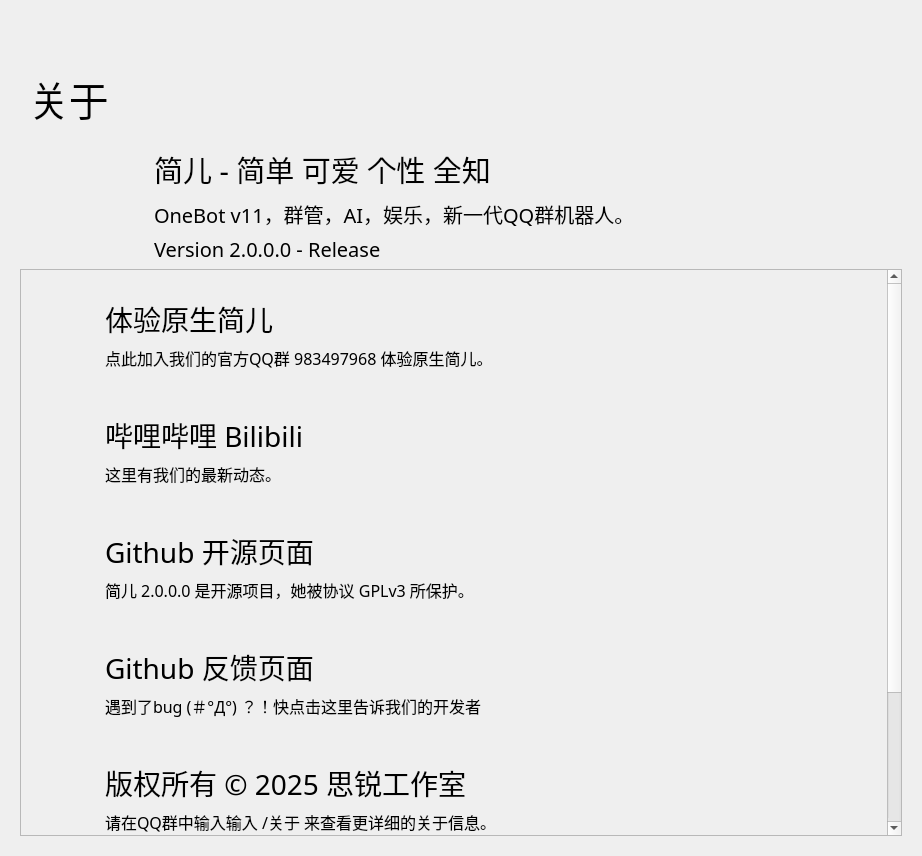
ValkyrieEY/Xiaoyi_QQ, file UI/JianerSetupAbout.ui: the form before one commit.
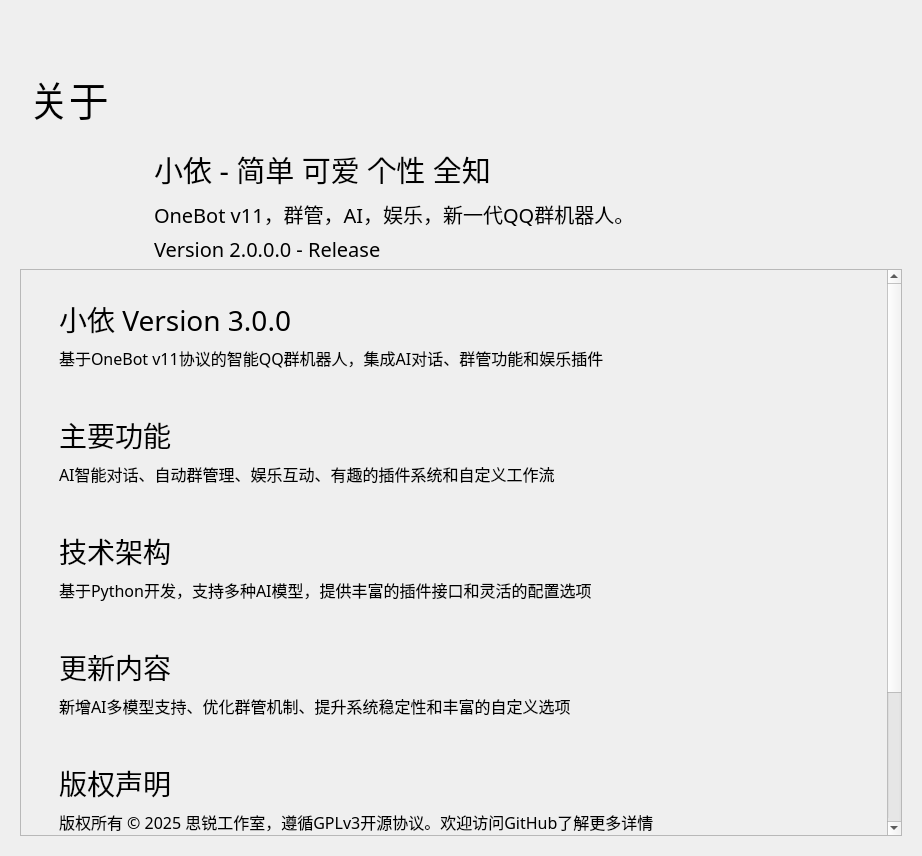
The form after the commit. Icons and pictures are not drawn. Custom widgets are drawn as their Qt base class.

What changed in the file:
```diff
--- a/UI/JianerSetupAbout.ui
+++ b/UI/JianerSetupAbout.ui
@@ -124,7 +124,7 @@
               </font>
              </property>
              <property name="text">
-              <string>简儿 - 简单 可爱 个性 全知</string>
+              <string>小依 - 简单 可爱 个性 全知</string>
              </property>
             </widget>
            </item>
@@ -234,42 +234,7 @@
                   </property>
                   <property name="sizeHint" stdset="0">
                    <size>
-                    <width>10</width>
-                    <height>20</height>
-                   </size>
-                  </property>
-                 </spacer>
-                </item>
-                <item>
-                 <widget class="IconWidget" name="IconWidget_2">
-                  <property name="enabled">
-                   <bool>true</bool>
-                  </property>
-                  <property name="minimumSize">
-                   <size>
-                    <width>40</width>
-                    <height>40</height>
-                   </size>
-                  </property>
-                  <property name="maximumSize">
-                   <size>
-                    <width>40</width>
-                    <height>40</height>
-                   </size>
-                  </property>
-                 </widget>
-                </item>
-                <item>
-                 <spacer name="horizontalSpacer_6">
-                  <property name="orientation">
-                   <enum>Qt::Horizontal</enum>
-                  </property>
-                  <property name="sizeType">
-                   <enum>QSizePolicy::Fixed</enum>
-                  </property>
-                  <property name="sizeHint" stdset="0">
-                   <size>
-                    <width>10</width>
+                    <width>20</width>
                     <height>20</height>
                    </size>
                   </property>
@@ -309,7 +274,7 @@
                      </font>
                     </property>
                     <property name="text">
-                     <string>哔哩哔哩 Bilibili</string>
+                     <string>主要功能</string>
                     </property>
                    </widget>
                   </item>
@@ -323,7 +288,7 @@
                      </font>
                     </property>
                     <property name="text">
-                     <string>这里有我们的最新动态。</string>
+                     <string>AI智能对话、自动群管理、娱乐互动、有趣的插件系统和自定义工作流</string>
                     </property>
                     <property name="textFormat">
                      <enum>Qt::AutoText</enum>
@@ -354,6 +319,22 @@
                   </item>
                  </layout>
                 </item>
+                <item>
+                 <spacer name="horizontalSpacer_6">
+                  <property name="orientation">
+                   <enum>Qt::Horizontal</enum>
+                  </property>
+                  <property name="sizeType">
+                   <enum>QSizePolicy::Fixed</enum>
+                  </property>
+                  <property name="sizeHint" stdset="0">
+                   <size>
+                    <width>20</width>
+                    <height>20</height>
+                   </size>
+                  </property>
+                 </spacer>
+                </item>
                </layout>
               </widget>
              </item>
@@ -376,42 +357,7 @@
                   </property>
                   <property name="sizeHint" stdset="0">
                    <size>
-                    <width>10</width>
-                    <height>20</height>
-                   </size>
-                  </property>
-                 </spacer>
-                </item>
-                <item>
-                 <widget class="IconWidget" name="IconWidget_4">
-                  <property name="enabled">
-                   <bool>true</bool>
-                  </property>
-                  <property name="minimumSize">
-                   <size>
-                    <width>40</width>
-                    <height>40</height>
-                   </size>
-                  </property>
-                  <property name="maximumSize">
-                   <size>
-                    <width>40</width>
-                    <height>40</height>
-                   </size>
-                  </property>
-                 </widget>
-                </item>
-                <item>
-                 <spacer name="horizontalSpacer_10">
-                  <property name="orientation">
-                   <enum>Qt::Horizontal</enum>
-                  </property>
-                  <property name="sizeType">
-                   <enum>QSizePolicy::Fixed</enum>
-                  </property>
-                  <property name="sizeHint" stdset="0">
-                   <size>
-                    <width>10</width>
+                    <width>20</width>
                     <height>20</height>
                    </size>
                   </property>
@@ -451,7 +397,7 @@
                      </font>
                     </property>
                     <property name="text">
-                     <string>Github 反馈页面</string>
+                     <string>更新内容</string>
                     </property>
                    </widget>
                   </item>
@@ -465,7 +411,7 @@
                      </font>
                     </property>
                     <property name="text">
-                     <string>遇到了bug (＃°Д°) ？！快点击这里告诉我们的开发者</string>
+                     <string>新增AI多模型支持、优化群管机制、提升系统稳定性和丰富的自定义选项</string>
                     </property>
                     <property name="textFormat">
                      <enum>Qt::AutoText</enum>
@@ -496,6 +442,22 @@
                   </item>
                  </layout>
                 </item>
+                <item>
+                 <spacer name="horizontalSpacer_10">
+                  <property name="orientation">
+                   <enum>Qt::Horizontal</enum>
+                  </property>
+                  <property name="sizeType">
+                   <enum>QSizePolicy::Fixed</enum>
+                  </property>
+                  <property name="sizeHint" stdset="0">
+                   <size>
+                    <width>20</width>
+                    <height>20</height>
+                   </size>
+                  </property>
+                 </spacer>
+                </item>
                </layout>
               </widget>
              </item>
@@ -518,42 +480,7 @@
                   </property>
                   <property name="sizeHint" stdset="0">
                    <size>
-                    <width>10</width>
-                    <height>20</height>
-                   </size>
-                  </property>
-                 </spacer>
-                </item>
-                <item>
-                 <widget class="IconWidget" name="IconWidget">
-                  <property name="enabled">
-                   <bool>true</bool>
-                  </property>
-                  <property name="minimumSize">
-                   <size>
-                    <width>40</width>
-                    <height>40</height>
-                   </size>
-                  </property>
-                  <property name="maximumSize">
-                   <size>
-                    <width>40</width>
-                    <height>40</height>
-                   </size>
-                  </property>
-                 </widget>
-                </item>
-                <item>
-                 <spacer name="horizontalSpacer_3">
-                  <property name="orientation">
-                   <enum>Qt::Horizontal</enum>
-                  </property>
-                  <property name="sizeType">
-                   <enum>QSizePolicy::Fixed</enum>
-                  </property>
-                  <property name="sizeHint" stdset="0">
-                   <size>
-                    <width>10</width>
+                    <width>20</width>
                     <height>20</height>
                    </size>
                   </property>
@@ -593,7 +520,7 @@
                      </font>
                     </property>
                     <property name="text">
-                     <string>体验原生简儿</string>
+                     <string>小依 Version 3.0.0</string>
                     </property>
                    </widget>
                   </item>
@@ -607,7 +534,7 @@
                      </font>
                     </property>
                     <property name="text">
-                     <string>点此加入我们的官方QQ群 983497968 体验原生简儿。</string>
+                     <string>基于OneBot v11协议的智能QQ群机器人，集成AI对话、群管功能和娱乐插件</string>
                     </property>
                     <property name="textFormat">
                      <enum>Qt::AutoText</enum>
@@ -638,6 +565,22 @@
                   </item>
                  </layout>
                 </item>
+                <item>
+                 <spacer name="horizontalSpacer_3">
+                  <property name="orientation">
+                   <enum>Qt::Horizontal</enum>
+                  </property>
+                  <property name="sizeType">
+                   <enum>QSizePolicy::Fixed</enum>
+                  </property>
+                  <property name="sizeHint" stdset="0">
+                   <size>
+                    <width>20</width>
+                    <height>20</height>
+                   </size>
+                  </property>
+                 </spacer>
+                </item>
                </layout>
               </widget>
              </item>
@@ -660,42 +603,7 @@
                   </property>
                   <property name="sizeHint" stdset="0">
                    <size>
-                    <width>10</width>
-                    <height>20</height>
-                   </size>
-                  </property>
-                 </spacer>
-                </item>
-                <item>
-                 <widget class="IconWidget" name="IconWidget_3">
-                  <property name="enabled">
-                   <bool>true</bool>
-                  </property>
-                  <property name="minimumSize">
-                   <size>
-                    <width>40</width>
-                    <height>40</height>
-                   </size>
-                  </property>
-                  <property name="maximumSize">
-                   <size>
-                    <width>40</width>
-                    <height>40</height>
-                   </size>
-                  </property>
-                 </widget>
-                </item>
-                <item>
-                 <spacer name="horizontalSpacer_8">
-                  <property name="orientation">
-                   <enum>Qt::Horizontal</enum>
-                  </property>
-                  <property name="sizeType">
-                   <enum>QSizePolicy::Fixed</enum>
-                  </property>
-                  <property name="sizeHint" stdset="0">
-                   <size>
-                    <width>10</width>
+                    <width>20</width>
                     <height>20</height>
                    </size>
                   </property>
@@ -735,7 +643,7 @@
                      </font>
                     </property>
                     <property name="text">
-                     <string>Github 开源页面</string>
+                     <string>技术架构</string>
                     </property>
                    </widget>
                   </item>
@@ -749,7 +657,7 @@
                      </font>
                     </property>
                     <property name="text">
-                     <string>简儿 2.0.0.0 是开源项目，她被协议 GPLv3 所保护。</string>
+                     <string>基于Python开发，支持多种AI模型，提供丰富的插件接口和灵活的配置选项</string>
                     </property>
                     <property name="textFormat">
                      <enum>Qt::AutoText</enum>
@@ -780,6 +688,22 @@
                   </item>
                  </layout>
                 </item>
+                <item>
+                 <spacer name="horizontalSpacer_8">
+                  <property name="orientation">
+                   <enum>Qt::Horizontal</enum>
+                  </property>
+                  <property name="sizeType">
+                   <enum>QSizePolicy::Fixed</enum>
+                  </property>
+                  <property name="sizeHint" stdset="0">
+                   <size>
+                    <width>20</width>
+                    <height>20</height>
+                   </size>
+                  </property>
+                 </spacer>
+                </item>
                </layout>
               </widget>
              </item>
@@ -802,42 +726,7 @@
                   </property>
                   <property name="sizeHint" stdset="0">
                    <size>
-                    <width>10</width>
-                    <height>20</height>
-                   </size>
-                  </property>
-                 </spacer>
-                </item>
-                <item>
-                 <widget class="IconWidget" name="IconWidget_5">
-                  <property name="enabled">
-                   <bool>true</bool>
-                  </property>
-                  <property name="minimumSize">
-                   <size>
-                    <width>40</width>
-                    <height>40</height>
-                   </size>
-                  </property>
-                  <property name="maximumSize">
-                   <size>
-                    <width>40</width>
-                    <height>40</height>
-                   </size>
-                  </property>
-                 </widget>
-                </item>
-                <item>
-                 <spacer name="horizontalSpacer_12">
-                  <property name="orientation">
-                   <enum>Qt::Horizontal</enum>
-                  </property>
-                  <property name="sizeType">
-                   <enum>QSizePolicy::Fixed</enum>
-                  </property>
-                  <property name="sizeHint" stdset="0">
-                   <size>
-                    <width>10</width>
+                    <width>20</width>
                     <height>20</height>
                    </size>
                   </property>
@@ -877,7 +766,7 @@
                      </font>
                     </property>
                     <property name="text">
-                     <string>版权所有 © 2025 思锐工作室</string>
+                     <string>版权声明</string>
                     </property>
                    </widget>
                   </item>
@@ -891,7 +780,7 @@
                      </font>
                     </property>
                     <property name="text">
-                     <string>请在QQ群中输入输入 /关于 来查看更详细的关于信息。</string>
+                     <string>版权所有 © 2025 思锐工作室，遵循GPLv3开源协议。欢迎访问GitHub了解更多详情</string>
                     </property>
                     <property name="textFormat">
                      <enum>Qt::AutoText</enum>
@@ -922,6 +811,22 @@
                   </item>
                  </layout>
                 </item>
+                <item>
+                 <spacer name="horizontalSpacer_12">
+                  <property name="orientation">
+                   <enum>Qt::Horizontal</enum>
+                  </property>
+                  <property name="sizeType">
+                   <enum>QSizePolicy::Fixed</enum>
+                  </property>
+                  <property name="sizeHint" stdset="0">
+                   <size>
+                    <width>20</width>
+                    <height>20</height>
+                   </size>
+                  </property>
+                 </spacer>
+                </item>
                </layout>
               </widget>
              </item>
```
Left out of the diff: 14 changed lines with no effect on the pictures.
